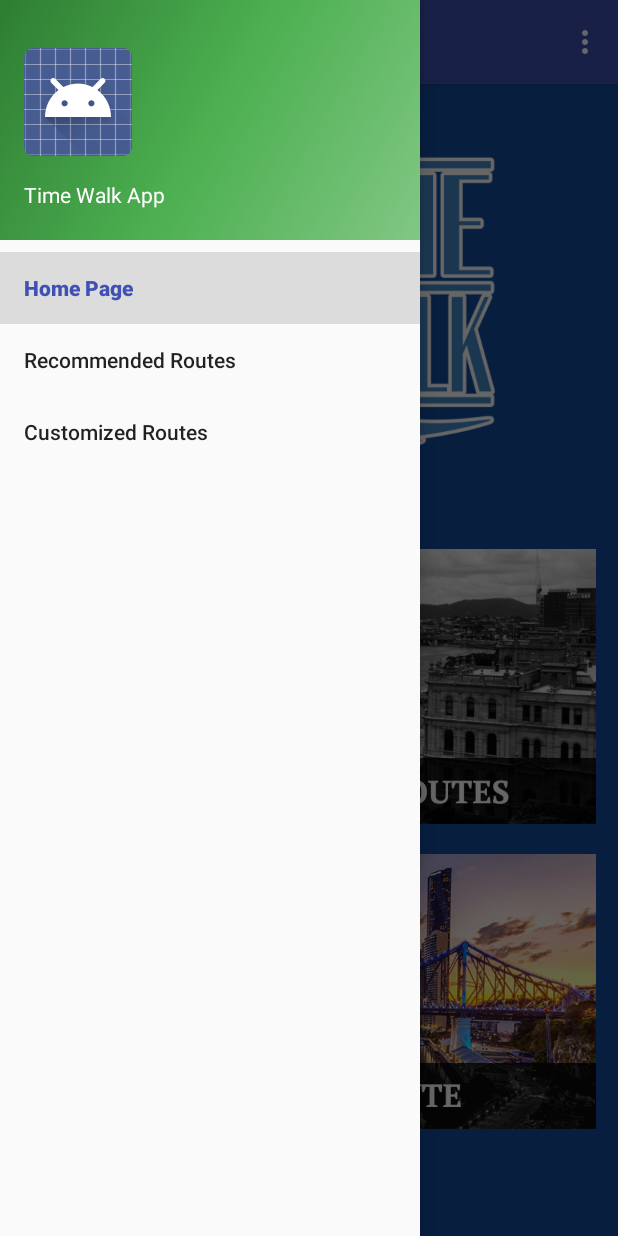
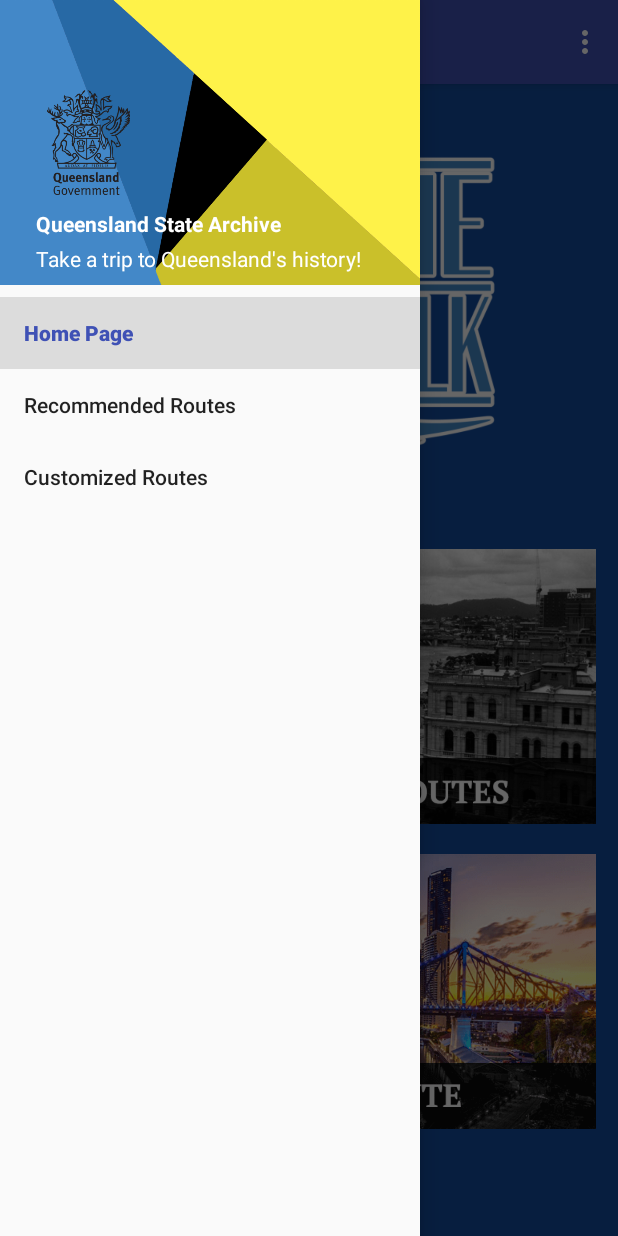
Before and after one commit to isaacraynald/TimeWalk, an Android app: the screen it shows after launch (NavigationDrawer), with the side drawer open, on a phone screen of 412 x 824 dp. Run offline under Robolectric (Android 15) with nearby library versions, the phone set to English and light mode, and no system bars.

Commit message:
revamped the drawer

```diff
--- a/TimeWalk/app/src/main/res/layout/nav_header_navigation_drawer.xml
+++ b/TimeWalk/app/src/main/res/layout/nav_header_navigation_drawer.xml
@@ -1,35 +1,48 @@
 <?xml version="1.0" encoding="utf-8"?>
-<LinearLayout xmlns:android="http://schemas.android.com/apk/res/android"
-    xmlns:app="http://schemas.android.com/apk/res-auto"
+<RelativeLayout xmlns:android="http://schemas.android.com/apk/res/android"
     android:layout_width="match_parent"
-    android:layout_height="@dimen/nav_header_height"
-    android:background="@drawable/side_nav_bar"
-    android:gravity="bottom"
+    android:layout_height="190dp"
+    android:background="@drawable/background_material"
     android:orientation="vertical"
-    android:paddingBottom="@dimen/activity_vertical_margin"
-    android:paddingLeft="@dimen/activity_horizontal_margin"
-    android:paddingRight="@dimen/activity_horizontal_margin"
-    android:paddingTop="@dimen/activity_vertical_margin"
-    android:theme="@style/ThemeOverlay.AppCompat.Dark">
+    >
 
     <ImageView
-        android:id="@+id/imageView"
+        xmlns:app="http://schemas.android.com/apk/res-auto"
+        android:id="@+id/profile_image"
+        android:layout_width="70dp"
+        android:layout_height="70dp"
+        android:src="@drawable/profile"
+        android:layout_marginLeft="24dp"
+        android:layout_centerVertical="true"
+        android:layout_alignParentLeft="true"
+        android:layout_alignParentStart="true"
+        android:layout_marginStart="24dp" />
+
+    <TextView
         android:layout_width="wrap_content"
         android:layout_height="wrap_content"
-        android:paddingTop="@dimen/nav_header_vertical_spacing"
-        app:srcCompat="@android:drawable/sym_def_app_icon" />
+        android:text="Queensland State Archive"
+        android:textSize="14sp"
+        android:textColor="#FFF"
+        android:textStyle="bold"
+        android:gravity="left"
+        android:paddingBottom="4dp"
+        android:id="@+id/username"
+        android:layout_above="@+id/email"
+        android:layout_alignLeft="@+id/profile_image"
+        android:layout_alignStart="@+id/profile_image" />
 
     <TextView
-        android:layout_width="match_parent"
-        android:layout_height="wrap_content"
-        android:paddingTop="@dimen/nav_header_vertical_spacing"
-        android:text="Time Walk App"
-        android:textAppearance="@style/TextAppearance.AppCompat.Body1" />
-
-    <TextView
-        android:id="@+id/textView"
         android:layout_width="wrap_content"
         android:layout_height="wrap_content"
-        android:text="Take a trip to Queensland's history!" />
+        android:text="Take a trip to Queensland's history!"
+        android:id="@+id/email"
+        android:gravity="left"
+        android:layout_marginBottom="8dp"
+        android:textSize="14sp"
+        android:textColor="#fff"
+        android:layout_alignParentBottom="true"
+        android:layout_alignLeft="@+id/username"
+        android:layout_alignStart="@+id/username" />
 
-</LinearLayout>
+</RelativeLayout>
```
Also changed, not shown: TimeWalk/app/src/main/res/drawable-hdpi/background_material.png (added), TimeWalk/app/src/main/res/drawable-hdpi/profile.png (added), TimeWalk/app/src/main/res/drawable-ldpi/background_material.png (added), TimeWalk/app/src/main/res/drawable-ldpi/profile.png (added), TimeWalk/app/src/main/res/drawable-mdpi/background_material.png (added), TimeWalk/app/src/main/res/drawable-mdpi/profile.png (added), TimeWalk/app/src/main/res/drawable-tvdpi/background_material.png (added), TimeWalk/app/src/main/res/drawable-tvdpi/profile.png (added), TimeWalk/app/src/main/res/drawable-xhdpi/background_material.png (added), TimeWalk/app/src/main/res/drawable-xhdpi/profile.png (added), TimeWalk/app/src/main/res/drawable-xxhdpi/background_material.png (added), TimeWalk/app/src/main/res/drawable-xxhdpi/profile.png (added), TimeWalk/app/src/main/res/drawable-xxxhdpi/background_material.png (added), TimeWalk/app/src/main/res/drawable-xxxhdpi/profile.png (added).
